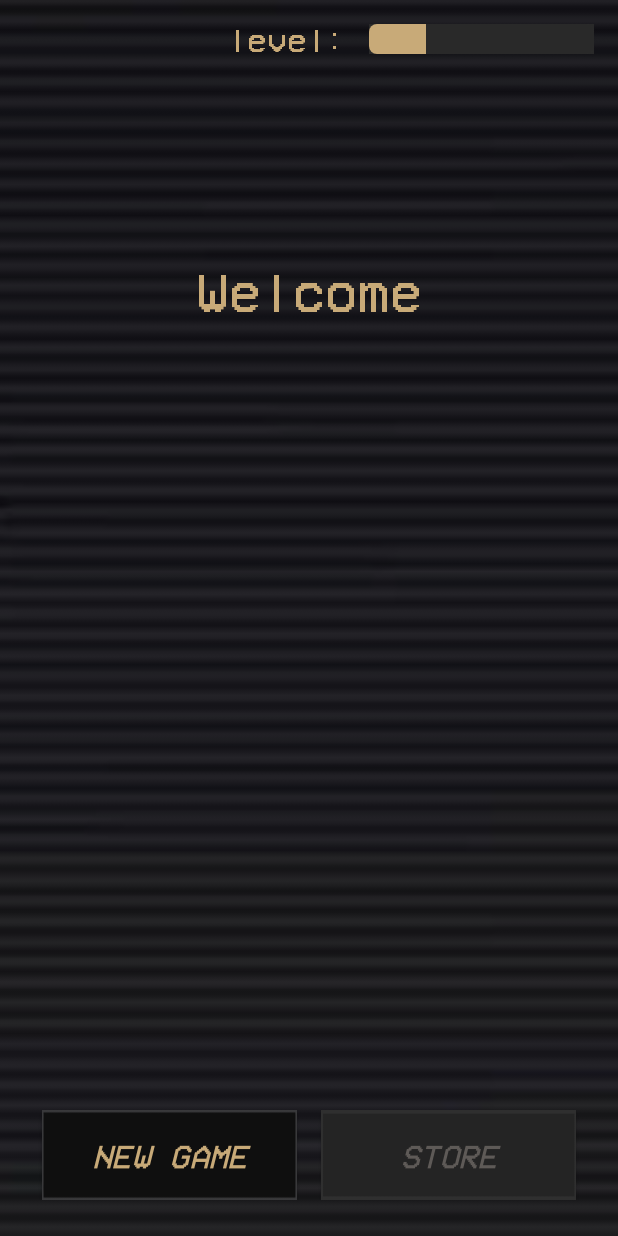
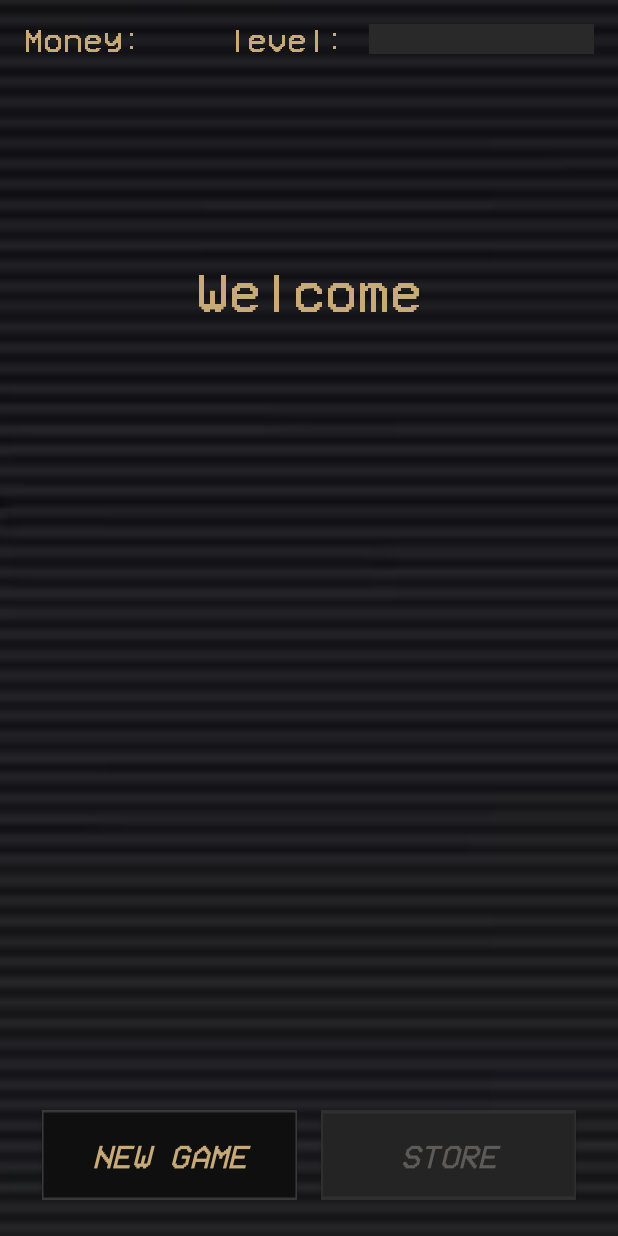
Before and after one commit to creiden47/M8_GAME, an Android app: the layout fragment_main_menu.xml on its own in the app's theme, with its tools: preview values and no code run, on a phone screen of 412 x 824 dp. Run offline under Robolectric (Android 15) with nearby library versions, the phone set to English and light mode, and no system bars.

Commit message:
More things

```diff
--- a/app/src/main/res/layout/fragment_main_menu.xml
+++ b/app/src/main/res/layout/fragment_main_menu.xml
@@ -7,37 +7,7 @@
     android:orientation="vertical"
     tools:context=".main_menu">
 
-    <LinearLayout
-        android:layout_width="match_parent"
-        android:layout_height="wrap_content"
-        android:gravity="end"
-        android:orientation="horizontal">
-
-        <TextView
-            android:id="@+id/lvl"
-            android:gravity="top"
-            android:layout_gravity="top|end"
-            android:layout_margin="16dp"
-            android:layout_width="wrap_content"
-            android:layout_height="wrap_content"
-            android:text="@string/level"
-            android:textAlignment="center"
-            android:textSize="22sp"
-            android:textColor="@color/colorAccent"
-            android:fontFamily="@font/main_font"/>
-        <ProgressBar
-            style="@android:style/Widget.ProgressBar.Horizontal"
-            android:background="@color/colorAccent"
-            android:backgroundTint="@color/colorPrimary"
-            android:progressBackgroundTint="@color/colorPrimary"
-            android:progressTint="@color/colorAccent"
-            android:progress="25"
-            android:layout_gravity="center"
-            android:layout_marginEnd="16dp"
-            android:layout_width="150dp"
-            android:layout_height="wrap_content"
-            android:layout_marginRight="16dp" />
-    </LinearLayout>
+    <include layout="@layout/topbar"/>
 
     <TextView
         android:id="@+id/welcome_msg"
--- /dev/null
+++ b/app/src/main/res/layout/topbar.xml
@@ -0,0 +1,58 @@
+<?xml version="1.0" encoding="utf-8"?>
+<RelativeLayout xmlns:android="http://schemas.android.com/apk/res/android"
+    xmlns:tools="http://schemas.android.com/tools"
+    android:layout_width="match_parent"
+    android:layout_height="wrap_content"
+    android:orientation="horizontal">
+
+
+    <TextView
+        android:id="@+id/money"
+        android:layout_width="wrap_content"
+        android:layout_height="wrap_content"
+        android:layout_alignParentStart="true"
+        android:layout_margin="16dp"
+        android:fontFamily="@font/main_font"
+        android:gravity="top"
+        android:text="@string/money"
+        android:textAlignment="center"
+        android:textColor="@color/colorAccent"
+        android:textSize="22sp"
+        android:layout_alignParentLeft="true" />
+
+    <LinearLayout
+        android:id="@+id/layout_exp"
+        android:layout_width="wrap_content"
+        android:layout_height="wrap_content"
+        android:layout_alignParentEnd="true"
+        android:orientation="horizontal"
+        android:layout_alignParentRight="true"
+        tools:ignore="RelativeOverlap">
+
+        <TextView
+            android:id="@+id/lvl"
+            android:layout_width="wrap_content"
+            android:layout_height="wrap_content"
+            android:layout_gravity="top|end"
+            android:layout_margin="16dp"
+            android:fontFamily="@font/main_font"
+            android:gravity="top"
+            android:text="@string/level"
+            android:textAlignment="center"
+            android:textColor="@color/colorAccent"
+            android:textSize="22sp" />
+
+        <ProgressBar
+            android:id="@+id/exp_num"
+            style="@android:style/Widget.ProgressBar.Horizontal"
+            android:layout_width="150dp"
+            android:layout_height="wrap_content"
+            android:layout_gravity="center"
+            android:layout_marginEnd="16dp"
+            android:layout_marginRight="16dp"
+            android:background="@color/colorAccent"
+            android:backgroundTint="@color/colorPrimary"
+            android:progressBackgroundTint="@color/colorPrimary"
+            android:progressTint="@color/colorAccent" />
+    </LinearLayout>
+</RelativeLayout>
--- a/app/src/main/res/values/colors.xml
+++ b/app/src/main/res/values/colors.xml
@@ -1,7 +1,11 @@
 <?xml version="1.0" encoding="utf-8"?>
 <resources>
     <color name="colorPrimary">#292929</color>
-    <color name="colorPrimaryDark">#0F0F0F</color>
+    <color name="colorPrimaryDark">#090909</color>
     <color name="colorAccent">#C8AA78</color>
     <color name="colorDisabled">#5E5A57</color>
+    <color name="colorTextSelected">#2A251A</color>
+    <color name="colorTextLight">#B3AC9C</color>
+    <color name="borderColor">#313036</color>
+    <color name="cardBackground">#3E3E3F</color>
 </resources>
```
Also changed, not shown: app/src/main/java/com/example/franciscogarzil/m8_game/StorePage.java (added, +16 -0 lines), app/src/main/java/com/example/franciscogarzil/m8_game/storeFragment.java (added, +108 -0 lines), app/src/main/res/drawable/button_back.xml (added, +8 -0 lines), app/src/main/res/drawable/card_background.xml (added, +8 -0 lines), app/src/main/res/drawable/fragment_store_bg.xml (added, +8 -0 lines), app/src/main/res/drawable/title_store_bg.xml (added, +8 -0 lines), app/src/main/res/layout/fragment_store.xml (added, +228 -0 lines), app/src/main/res/layout/store_main.xml (added, +59 -0 lines), app/src/main/res/values/strings.xml (+7 -0 lines), app/src/main/res/drawable/arrow_back.png (added), app/src/main/res/drawable/button_selected.png (added).
